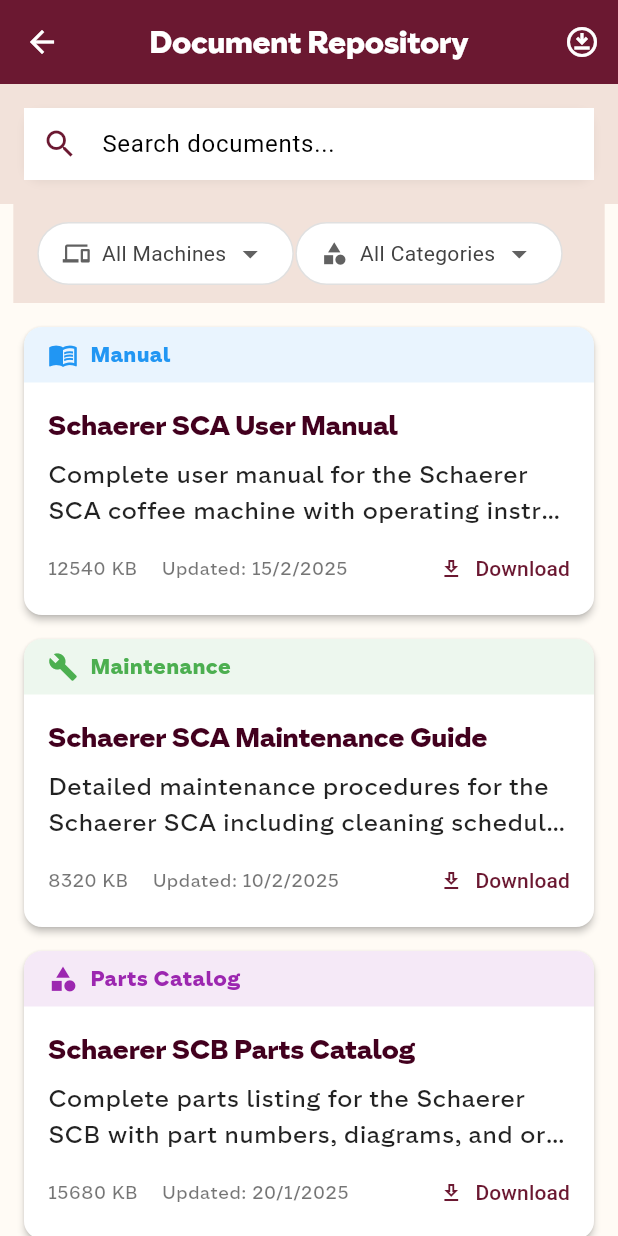
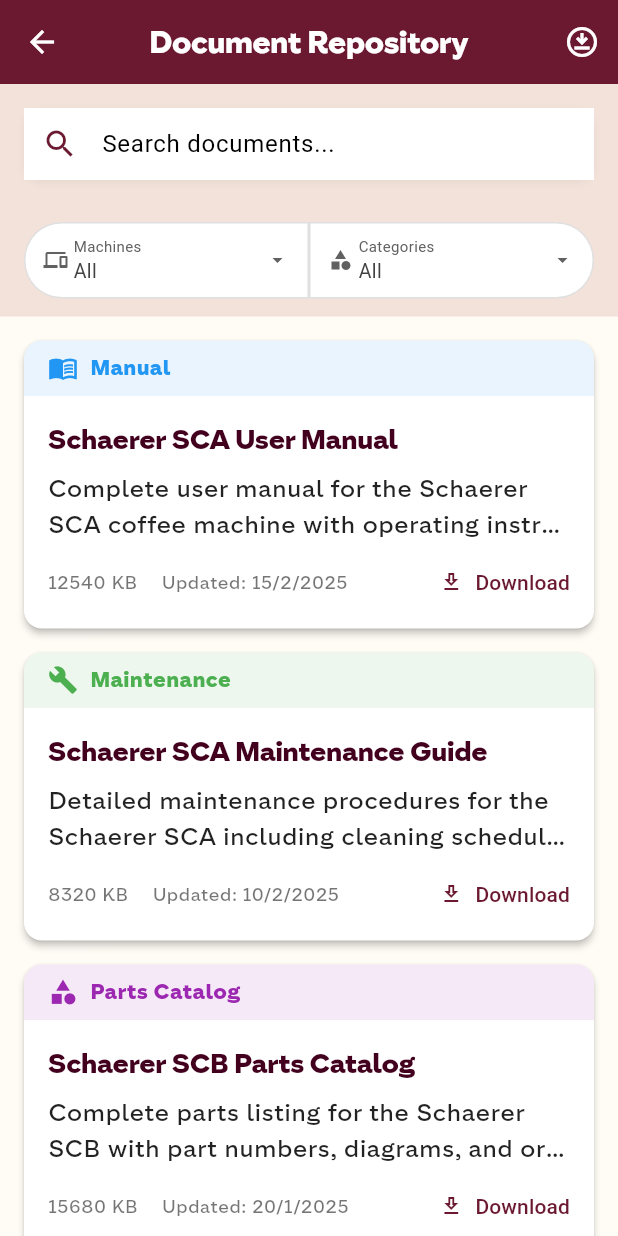
Before and after one commit to Ajking11/flashy-potato, a Flutter app: the DocumentRepositoryScreen screen opened directly, on a phone screen of 412 x 824 dp. Run offline on Flutter 3.47's test engine with Material 3 defaults, Android fonts, the phone set to English and light mode, and no system bars; our stand-ins replace firebase_core; missing offline and left inert: pdfx; accounts and stored records are empty; project files that could hold a hidden picture were left out.

Commit message:
General UI Cleanup and tied up

```diff
--- a/lib/screens/dashboard_screen.dart
+++ b/lib/screens/dashboard_screen.dart
@@ -151,7 +151,7 @@ class _DashboardScreenState extends State<DashboardScreen> {
   Widget _buildQuickActionsGrid(BuildContext context) {
     final List<Map<String, dynamic>> actions = [
       {
-        'title': 'Filter\nFinder',
+        'title': '\nFilters',
         'icon': Icons.water_drop,
         'color': Colors.blue,
         'onTap': () {
@@ -215,7 +215,7 @@ class _DashboardScreenState extends State<DashboardScreen> {
         children: actions.map((action) {
           return Expanded(
             child: Padding(
-              padding: const EdgeInsets.symmetric(horizontal: 4),
+              padding: const EdgeInsets.symmetric(horizontal: 2),
               child: Card(
                 elevation: 2,
                 shape: RoundedRectangleBorder(
--- a/lib/screens/document_repository_screen.dart
+++ b/lib/screens/document_repository_screen.dart
@@ -153,39 +153,45 @@ class _DocumentRepositoryScreenState extends State<DocumentRepositoryScreen> {
           child: Column(
             crossAxisAlignment: CrossAxisAlignment.start,
             children: [
-              // Filter chips row
-              SingleChildScrollView(
-                scrollDirection: Axis.horizontal,
+              // Filter buttons row - connected with square inner edges
+              Row(
+                children: [
+                  // Connected filter buttons taking full width
+                  Expanded(
                     child: Row(
                       children: [
-                    // Machine filter dropdown
-                    if (widget.initialMachineId == null) // Only show if not pre-filtered
-                      _buildFilterDropdown(
-                        label: selectedMachineId == null
-                          ? 'All Machines'
-                          : _getMachineName(selectedMachineId),
+                        // Machine filter dropdown - only show if not pre-filtered
+                        if (widget.initialMachineId == null)
+                          Expanded(
+                            flex: 1,
+                            child: _buildFilterDropdown(
+                              label: 'Machines',  // Shortened label
+                              value: selectedMachineId == null
+                                ? 'All'
+                                : _getShortMachineName(selectedMachineId),
                               icon: Icons.devices,
                               onTap: () => _showMachineFilterSheet(context, documentProvider),
                               isActive: selectedMachineId != null,
+                              isLeftButton: true,
+                            ),
                           ),
 
-                    const SizedBox(width: 1),
-
                         // Category filter dropdown
-                    _buildFilterDropdown(
-                      label: selectedCategory ?? 'All Categories',
+                        Expanded(
+                          flex: 1,
+                          child: _buildFilterDropdown(
+                            label: 'Categories',  // Shortened label
+                            value: selectedCategory ?? 'All',
                             icon: Icons.category,
                             onTap: () => _showCategoryFilterSheet(context, documentProvider),
                             isActive: selectedCategory != null,
+                            isRightButton: true,
                           ),
-
-                    const SizedBox(width: 12),
-
-                    // Clear filters button (only show if filters are applied)
-                    if (hasFilters)
-                      _buildClearFiltersButton(documentProvider),
+                        ),
                       ],
                     ),
+                  ),
+                ],
               ),
 
               // Active filters display
@@ -217,23 +223,45 @@ class _DocumentRepositoryScreenState extends State<DocumentRepositoryScreen> {
     );
   }
 
-  // Helper method to build a styled filter dropdown button
+  // Helper method to build a styled filter dropdown button with label and value
   Widget _buildFilterDropdown({
     required String label,
+    required String value,
     required IconData icon,
     required VoidCallback onTap,
     required bool isActive,
+    bool isLeftButton = false,
+    bool isRightButton = false,
   }) {
+    // Create a BorderRadius that is square on one side
+    BorderRadius borderRadius;
+    if (isLeftButton) {
+      // Left button - rounded on left, square on right
+      borderRadius = const BorderRadius.horizontal(
+        left: Radius.circular(25),
+        right: Radius.zero,
+      );
+    } else if (isRightButton) {
+      // Right button - square on left, rounded on right
+      borderRadius = const BorderRadius.horizontal(
+        left: Radius.zero,
+        right: Radius.circular(25),
+      );
+    } else {
+      // Default - fully rounded
+      borderRadius = BorderRadius.circular(25);
+    }
+
     return Material(
       color: Colors.transparent,
       child: InkWell(
         onTap: onTap,
-        borderRadius: BorderRadius.circular(25),
+        borderRadius: borderRadius,
         child: Container(
-          padding: const EdgeInsets.symmetric(horizontal: 16, vertical: 8),
+          padding: const EdgeInsets.symmetric(horizontal: 12, vertical: 8),
           decoration: BoxDecoration(
             color: isActive ? costaRed.withValues(alpha: 0.1) : Colors.white,
-            borderRadius: BorderRadius.circular(25),
+            borderRadius: borderRadius,
             border: Border.all(
               color: isActive ? costaRed : Colors.grey.shade300,
               width: isActive ? 1.5 : 1,
@@ -244,22 +272,39 @@ class _DocumentRepositoryScreenState extends State<DocumentRepositoryScreen> {
             children: [
               Icon(
                 icon,
-                size: 18,
+                size: 16,
                 color: isActive ? costaRed : Colors.grey.shade700,
               ),
-              const SizedBox(width: 8),
+              const SizedBox(width: 4),
+              Column(
+                crossAxisAlignment: CrossAxisAlignment.start,
+                mainAxisSize: MainAxisSize.min,
+                children: [
+                  // Label at top (smaller)
                   Text(
                     label,
                     style: TextStyle(
+                      color: Colors.grey.shade700,
+                      fontSize: 10,
+                    ),
+                  ),
+                  // Value below (more prominent)
+                  Text(
+                    value,
+                    style: TextStyle(
                       color: isActive ? costaRed : Colors.grey.shade800,
                       fontWeight: isActive ? FontWeight.bold : FontWeight.normal,
-                  fontSize: 14,
+                      fontSize: 13,
                     ),
+                    overflow: TextOverflow.ellipsis,
                   ),
-              const SizedBox(width: 4),
+                ],
+              ),
+              const Spacer(),
               Icon(
                 Icons.arrow_drop_down,
                 color: isActive ? costaRed : Colors.grey.shade700,
+                size: 16,
               ),
             ],
           ),
@@ -296,43 +341,6 @@ class _DocumentRepositoryScreenState extends State<DocumentRepositoryScreen> {
     );
   }
 
-  // Helper method to build the clear filters button
-  Widget _buildClearFiltersButton(DocumentProvider documentProvider) {
-    return Material(
-      color: Colors.transparent,
-      child: InkWell(
-        onTap: () => documentProvider.clearFilters(),
-        borderRadius: BorderRadius.circular(25),
-        child: Container(
-          padding: const EdgeInsets.symmetric(horizontal: 16, vertical: 8),
-          decoration: BoxDecoration(
-            color: Colors.white,
-            borderRadius: BorderRadius.circular(25),
-            border: Border.all(color: Colors.grey.shade300),
-          ),
-          child: Row(
-            mainAxisSize: MainAxisSize.min,
-            children: [
-              Icon(
-                Icons.clear,
-                size: 16,
-                color: Colors.grey.shade700,
-              ),
-              const SizedBox(width: 4),
-              Text(
-                'Clear Filters',
-                style: TextStyle(
-                  color: Colors.grey.shade800,
-                  fontSize: 14,
-                ),
-              ),
-            ],
-          ),
-        ),
-      ),
-    );
-  }
-
   // Show bottom sheet for machine filter selection
   void _showMachineFilterSheet(
     BuildContext context,
@@ -345,11 +353,27 @@ class _DocumentRepositoryScreenState extends State<DocumentRepositoryScreen> {
       shape: const RoundedRectangleBorder(
         borderRadius: BorderRadius.vertical(top: Radius.circular(16)),
       ),
+      isScrollControlled: true, // Makes the sheet taller
       builder: (context) {
         return SafeArea(
+          child: Container(
+            constraints: BoxConstraints(
+              maxHeight: MediaQuery.of(context).size.height * 0.7, // 70% of screen height
+            ),
             child: Column(
               mainAxisSize: MainAxisSize.min,
               children: [
+                // Sheet handle for better UX
+                Container(
+                  margin: const EdgeInsets.only(top: 8),
+                  width: 40,
+                  height: 4,
+                  decoration: BoxDecoration(
+                    color: Colors.grey.shade300,
+                    borderRadius: BorderRadius.circular(2),
+                  ),
+                ),
+
                 // Sheet header
                 Container(
                   padding: const EdgeInsets.all(16),
@@ -371,6 +395,20 @@ class _DocumentRepositoryScreenState extends State<DocumentRepositoryScreen> {
                         ),
                       ),
                       const Spacer(),
+                      // Reset button if a filter is selected
+                      if (documentProvider.selectedMachineId != null)
+                        TextButton.icon(
+                          onPressed: () {
+                            documentProvider.filterByMachine(null);
+                            Navigator.pop(context);
+                          },
+                          icon: const Icon(Icons.restart_alt, size: 16),
+                          label: const Text('Reset'),
+                          style: TextButton.styleFrom(
+                            foregroundColor: costaRed,
+                            padding: const EdgeInsets.symmetric(horizontal: 8),
+                          ),
+                        ),
                       IconButton(
                         icon: const Icon(Icons.close),
                         onPressed: () => Navigator.pop(context),
@@ -422,6 +460,7 @@ class _DocumentRepositoryScreenState extends State<DocumentRepositoryScreen> {
                 ),
               ],
             ),
+          ),
         );
       },
     );
@@ -439,11 +478,27 @@ class _DocumentRepositoryScreenState extends State<DocumentRepositoryScreen> {
       shape: const RoundedRectangleBorder(
         borderRadius: BorderRadius.vertical(top: Radius.circular(16)),
       ),
+      isScrollControlled: true, // Makes the sheet taller
       builder: (context) {
         return SafeArea(
+          child: Container(
+            constraints: BoxConstraints(
+              maxHeight: MediaQuery.of(context).size.height * 0.7, // 70% of screen height
+            ),
             child: Column(
               mainAxisSize: MainAxisSize.min,
               children: [
+                // Sheet handle for better UX
+                Container(
+                  margin: const EdgeInsets.only(top: 8),
+                  width: 40,
+                  height: 4,
+                  decoration: BoxDecoration(
+                    color: Colors.grey.shade300,
+                    borderRadius: BorderRadius.circular(2),
+                  ),
+                ),
+
                 // Sheet header
                 Container(
                   padding: const EdgeInsets.all(16),
@@ -465,6 +520,20 @@ class _DocumentRepositoryScreenState extends State<DocumentRepositoryScreen> {
                         ),
                       ),
                       const Spacer(),
+                      // Reset button if a filter is selected
+                      if (documentProvider.selectedCategory != null)
+                        TextButton.icon(
+                          onPressed: () {
+                            documentProvider.filterByCategory(null);
+                            Navigator.pop(context);
+                          },
+                          icon: const Icon(Icons.restart_alt, size: 16),
+                          label: const Text('Reset'),
+                          style: TextButton.styleFrom(
+                            foregroundColor: costaRed,
+                            padding: const EdgeInsets.symmetric(horizontal: 8),
+                          ),
+                        ),
                       IconButton(
                         icon: const Icon(Icons.close),
                         onPressed: () => Navigator.pop(context),
@@ -516,6 +585,7 @@ class _DocumentRepositoryScreenState extends State<DocumentRepositoryScreen> {
                   ),
                 ),
               ],
+            ),
           ),
         );
       },
@@ -739,7 +809,22 @@ class _DocumentRepositoryScreenState extends State<DocumentRepositoryScreen> {
     );
 
     return '${machine.manufacturer} ${machine.model}';
-    // return '${machine.model}';
+  }
+
+  // Get a shorter version of machine name
+  String _getShortMachineName(String machineId) {
+    final machines = getMachines();
+    final machine = machines.firstWhere(
+      (m) => m.machineId == machineId,
+      orElse: () => Machine(
+        manufacturer: 'Unknown',
+        model: 'Machine',
+        imagePath: '',
+      ),
+    );
+
+    // Just return the model to save space
+    return machine.model;
   }
 
   // Helper method to format date
--- a/lib/widgets/result_card.dart
+++ b/lib/widgets/result_card.dart
@@ -272,8 +272,8 @@ class ResultCard extends StatelessWidget {
                           ),
                           label: Text(
                             showExpandedDetails
-                                ? 'Show Less Details'
-                                : 'Show More Details',
+                                ? 'Less Details'
+                                : 'More Details',
                             style: const TextStyle(color: Colors.white),
                           ),
                           style: ElevatedButton.styleFrom(
```
Also changed, not shown: lib/screens/login_screen.dart (+6 -2 lines). Lines whose indentation alone changed are shown as unchanged.
